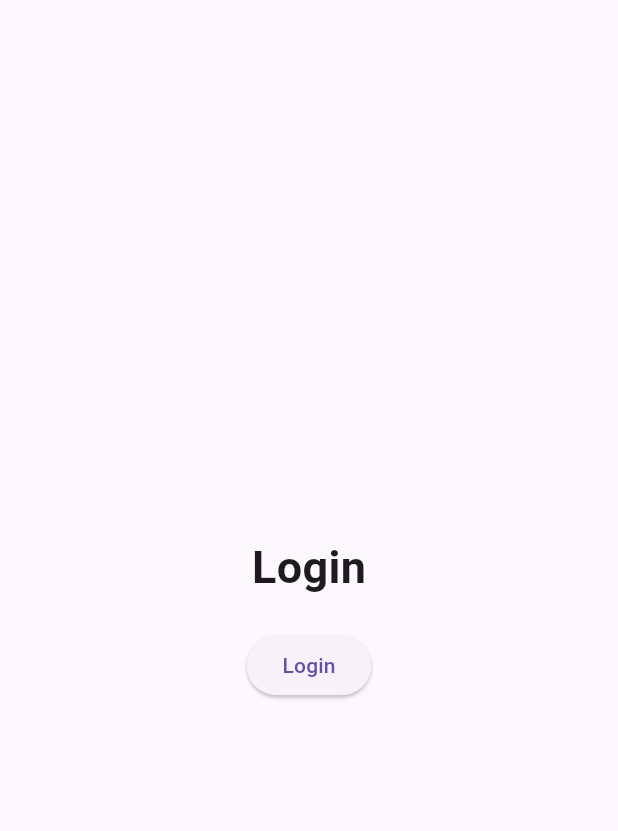
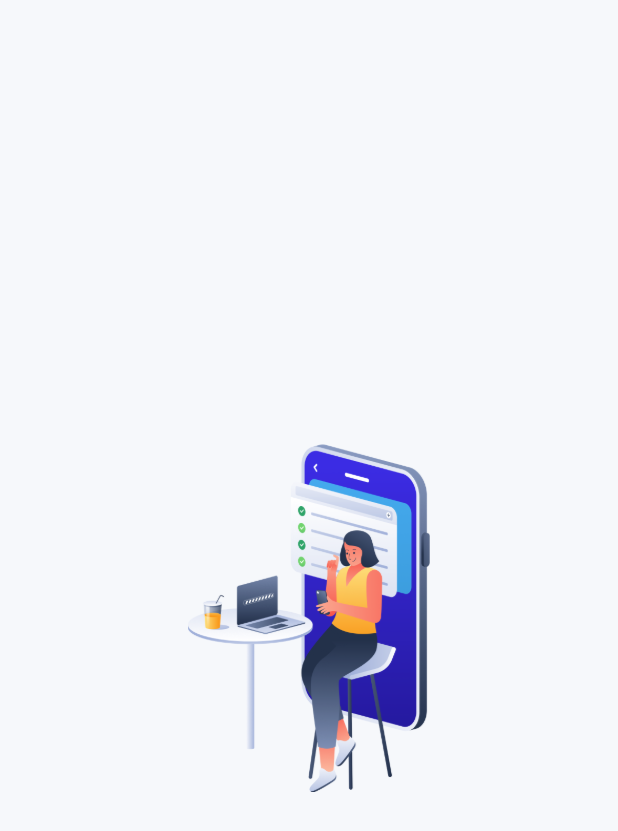
Before and after one commit to difadlyaulhaq/seamless-ewallet, a Flutter app: the screen it shows after launch, on a phone screen of 412 x 824 dp. Shown: the top 831 px of the screen. Run offline on Flutter 3.47's test engine with Material 3 defaults, Android fonts, the phone set to English and light mode, and no system bars; drawn by our look-alikes of carousel_slider; our stand-ins replace firebase_core, go_router, google_fonts; accounts and stored records are empty.

Commit message:
Add onboarding page and update routing; include carousel_slider dependency

```diff
--- a/lib/route/router.dart
+++ b/lib/route/router.dart
@@ -2,6 +2,7 @@ import 'package:flutter/material.dart';
 import 'package:go_router/go_router.dart';
 import 'package:seamless/ui/pages/homepage.dart';
 import 'package:seamless/ui/pages/login.dart';
+import 'package:seamless/ui/pages/onboarding_page.dart';
 import 'package:seamless/ui/pages/splashscreenpage.dart';
 
 part 'router_name.dart';
@@ -17,6 +18,11 @@ GoRouter getRouter() {
         pageBuilder: (context, state) => const MaterialPage(child: Splashscreenpage()),
       ),
       GoRoute(
+        path: "/onboarding",
+        name: RoutesName.onboarding,
+        pageBuilder: (context, state) => const MaterialPage(child: OnboardingPage()),
+        ),
+      GoRoute(
         path: '/login',
         name: RoutesName.login,
         pageBuilder: (context, state) => const MaterialPage(child: LoginPage()),
--- a/lib/route/router_name.dart
+++ b/lib/route/router_name.dart
@@ -3,4 +3,5 @@ abstract class RoutesName {
   static const splashscreen = "/";
   static const login = "login";
   static const home = "home";
+  static const onboarding = "onboarding";
 }
--- /dev/null
+++ b/lib/ui/pages/onboarding_page.dart
@@ -0,0 +1,31 @@
+import 'package:carousel_slider/carousel_slider.dart';
+import 'package:flutter/material.dart';
+import 'package:seamless/shared/theme.dart';
+
+class OnboardingPage extends StatelessWidget {
+  const OnboardingPage({super.key});
+
+  @override
+  Widget build(BuildContext context) {
+    return Scaffold(
+      backgroundColor: lightBackgroundColor,
+      body: Center(
+        child: Column(
+          mainAxisAlignment: MainAxisAlignment.center,
+          children: [
+            CarouselSlider(
+              items: [
+                Image.asset(
+                  "assets/image_onboarding_1.png",
+                )
+              ],
+              options: CarouselOptions(
+
+              )
+            )
+          ],
+        ),
+      ),
+    );
+  }
+}
--- a/lib/ui/pages/splashscreenpage.dart
+++ b/lib/ui/pages/splashscreenpage.dart
@@ -14,7 +14,7 @@ class _SplashscreenpageState extends State<Splashscreenpage> {
   void initState() {
     super.initState();
     Future.delayed(const Duration(seconds: 3), () {
-      context.go('/login');
+      context.go('/onboarding');
     });
   }
 
@@ -28,8 +28,7 @@ class _SplashscreenpageState extends State<Splashscreenpage> {
           height: 150,
           decoration: const BoxDecoration(
             image: DecorationImage(
-              image: AssetImage('assets/logo.png'),
-              fit: BoxFit.cover,
+              image: AssetImage('assets/img_logo_dark.png'),
             ),
           ),
         )
--- a/pubspec.yaml
+++ b/pubspec.yaml
@@ -39,6 +39,7 @@ dependencies:
   firebase_auth: ^5.5.1
   cloud_firestore: ^5.6.5
   google_fonts: ^6.2.1
+  carousel_slider: ^5.0.0
 
 dev_dependencies:
   flutter_test:
```
Also changed, not shown: pubspec.lock.
